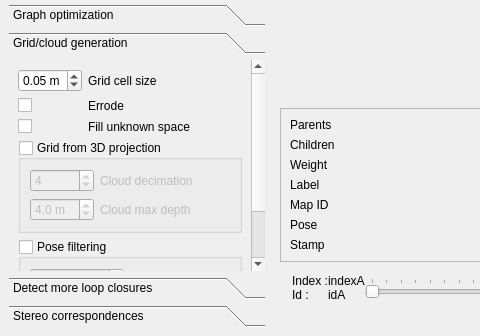
Qt form guilib/src/ui/DatabaseViewer.ui (introlab/rtabmap) before a commit; both pictures show x 0 to 480 and y 468 to 804 of the 1285 by 804 pixel window.
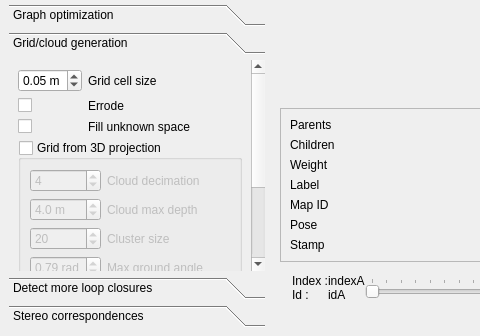
The same form after that commit. The open tabs and pages were chosen to show the change. Custom widgets are drawn as their Qt base class.

Commit message: DbViewer: added ground angle and cluster size parameters for grid projection map

```diff
--- a/guilib/src/ui/DatabaseViewer.ui
+++ b/guilib/src/ui/DatabaseViewer.ui
@@ -1613,9 +1613,9 @@
         <property name="geometry">
          <rect>
           <x>0</x>
-          <y>0</y>
-          <width>248</width>
-          <height>343</height>
+          <y>-100</y>
+          <width>338</width>
+          <height>377</height>
          </rect>
         </property>
         <attribute name="label">
@@ -1741,6 +1741,55 @@
               </property>
              </widget>
             </item>
+            <item row="2" column="1">
+             <widget class="QLabel" name="label_66">
+              <property name="text">
+               <string>Cluster size</string>
+              </property>
+             </widget>
+            </item>
+            <item row="3" column="1">
+             <widget class="QLabel" name="label_67">
+              <property name="text">
+               <string>Max ground angle</string>
+              </property>
+             </widget>
+            </item>
+            <item row="3" column="0">
+             <widget class="QDoubleSpinBox" name="doubleSpinBox_projMaxAngle">
+              <property name="suffix">
+               <string> rad</string>
+              </property>
+              <property name="decimals">
+               <number>2</number>
+              </property>
+              <property name="minimum">
+               <double>0.000000000000000</double>
+              </property>
+              <property name="maximum">
+               <double>3.140000000000000</double>
+              </property>
+              <property name="singleStep">
+               <double>0.100000000000000</double>
+              </property>
+              <property name="value">
+               <double>0.790000000000000</double>
+              </property>
+             </widget>
+            </item>
+            <item row="2" column="0">
+             <widget class="QSpinBox" name="spinBox_projClusterSize">
+              <property name="minimum">
+               <number>1</number>
+              </property>
+              <property name="maximum">
+               <number>10000</number>
+              </property>
+              <property name="value">
+               <number>20</number>
+              </property>
+             </widget>
+            </item>
            </layout>
           </widget>
          </item>
```
Left out of the diff: 30 changed lines with no effect on the pictures. The commit also changes 1 other file.
